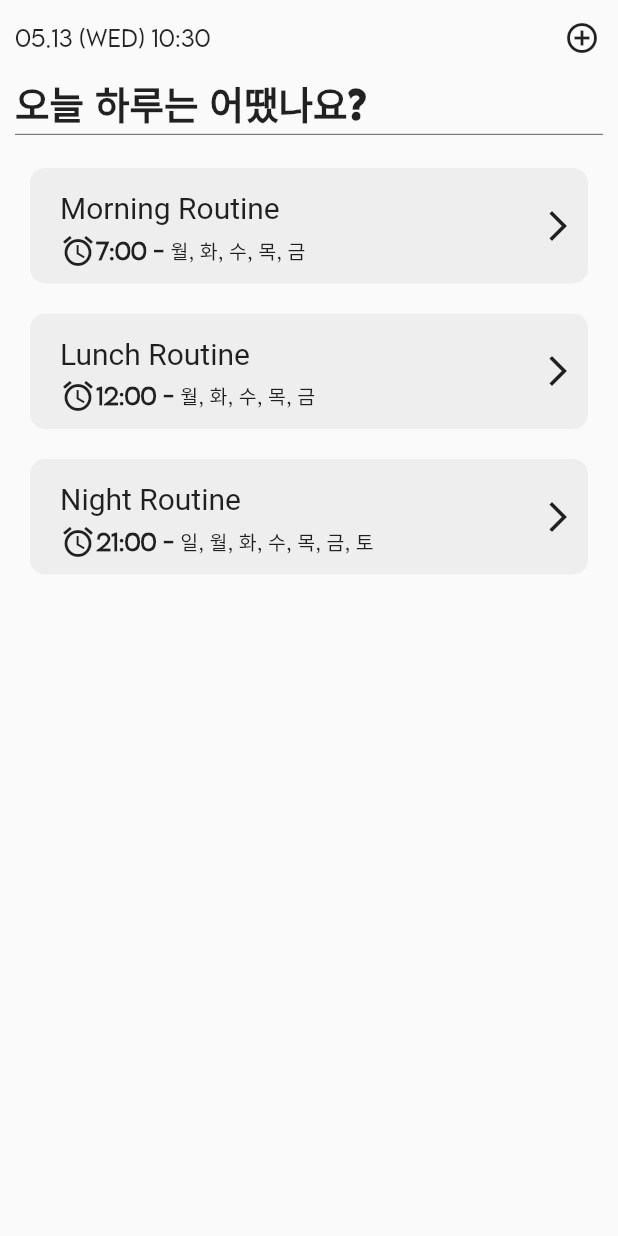
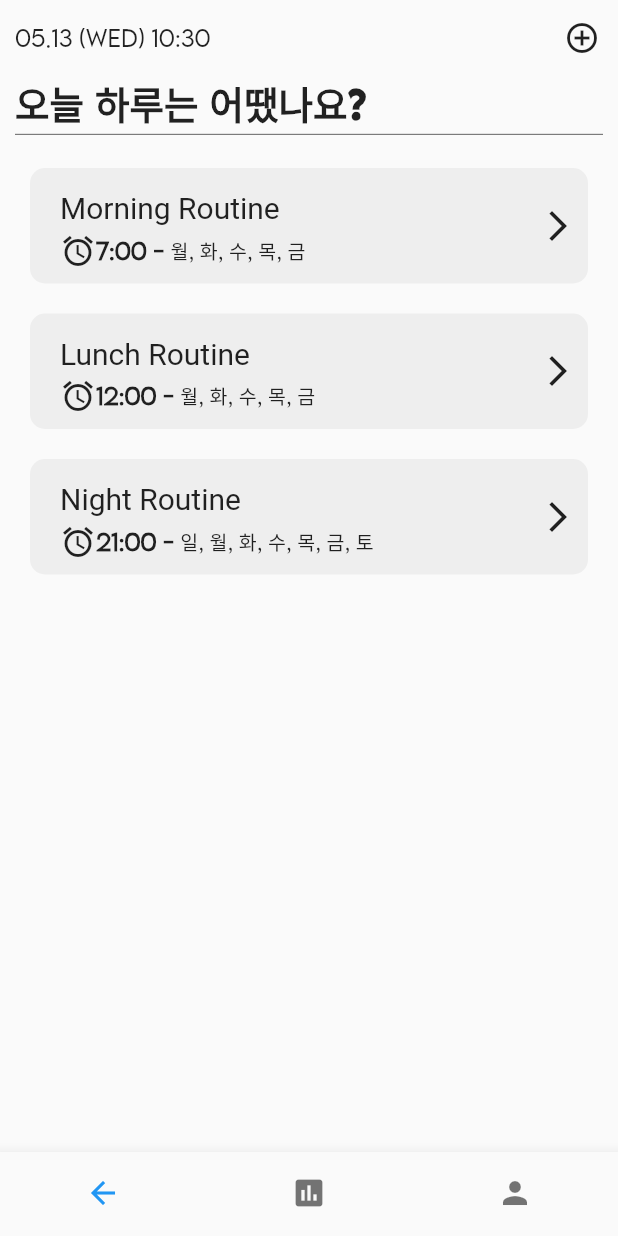
Before and after one commit to StrangeLee/RoutineApp, a Flutter app: the screen it shows after launch, after a tap on the "add circle outline" icon, after a tap on "취소", on a phone screen of 412 x 824 dp. Run offline on Flutter 3.47's test engine with Material 2 defaults, Android fonts, the phone set to English and light mode, and no system bars; our stand-ins replace animated_text_kit.

Commit message:
Add startRoutine.dart
루틴 시작(루틴 타이머 기능)을 추가하였고 뒤로가기 기능을 추가하는 중이다. (UI 업데이트 포함)

```diff
--- a/lib/add_routines.dart
+++ b/lib/add_routines.dart
@@ -23,11 +23,12 @@ class _AddPageState extends State<AddPage> {
 
   Future<Null> selectTime(BuildContext context) async {
     _picked = await showTimePicker(
-        context: context,
-        initialTime: TimeOfDay.now(),
+      context: context,
+      initialTime: TimeOfDay.now(),
     );
 
-    final MaterialLocalizations localizations = MaterialLocalizations.of(context);
+    final MaterialLocalizations localizations =
+        MaterialLocalizations.of(context);
 
     setState(() {
       if (_picked != null) {
@@ -176,9 +177,9 @@ class _AddPageState extends State<AddPage> {
                         height: 45.0,
                         child: RaisedButton(
                           onPressed: () {
-                            Navigator.of(context).pushReplacement(MaterialPageRoute(
-                                builder: (context) => ShowRoutines()
-                            ));
+                            Navigator.of(context).pushReplacement(
+                                MaterialPageRoute(
+                                    builder: (context) => ShowRoutines()));
                           },
                           elevation: 5.0,
                           color: Colors.white,
@@ -210,6 +211,28 @@ class _AddPageState extends State<AddPage> {
                   ),
                 ],
               ))),
+      bottomNavigationBar: BottomNavigationBar(
+        items: <BottomNavigationBarItem>[
+          BottomNavigationBarItem(
+            icon: Icon(
+              Icons.arrow_back,
+            ),
+          ),
+          BottomNavigationBarItem(
+            icon: Icon(
+              Icons.assessment,
+            ),
+          ),
+          BottomNavigationBarItem(
+            icon: Icon(
+              Icons.person,
+            ),
+          )
+        ],
+        onTap: (index) {
+
+        },
+      ),
     );
   }
 
@@ -274,9 +297,7 @@ class _AddPageState extends State<AddPage> {
       builder: (BuildContext context) {
         return AlertDialog(
           title: Text('알림'),
-          content: Text(
-            '이 설정대로 루틴을 만들겠습니까?'
-          ),
+          content: Text('이 설정대로 루틴을 만들겠습니까?'),
           actions: <Widget>[
             FlatButton(
               child: Text('취소'),
--- a/lib/show_routines.dart
+++ b/lib/show_routines.dart
@@ -48,7 +48,40 @@ class _ShowRoutinesState extends State<ShowRoutines> {
       debugPrint('name = $routineName, Alarm is $setAlarm on $alarmTime every ');
     }
 
-    return Scaffold(
+    return WillPopScope(
+      onWillPop: () async => false,
+      child: Scaffold(
+        bottomNavigationBar: BottomNavigationBar(
+            showUnselectedLabels: false,
+            showSelectedLabels: false,
+            items: <BottomNavigationBarItem>[
+              BottomNavigationBarItem(
+                icon: Icon(
+                  Icons.arrow_back,
+                ),
+                title: Text(
+                    'back'
+                ),
+              ),
+              BottomNavigationBarItem(
+                  icon: Icon(
+                    Icons.assessment,
+                  ),
+                  title: Text(
+                      'stat'
+                  )
+              ),
+              BottomNavigationBarItem(
+                  icon: Icon(
+                    Icons.person,
+                  ),
+                  title: Text(
+                      'setting'
+                  )
+              )
+            ],
+            onTap: null
+        ),
         body: SafeArea(
           child: Column(
             children: <Widget>[
@@ -118,7 +151,8 @@ class _ShowRoutinesState extends State<ShowRoutines> {
               )
             ],
           ),
-      )
+        ),
+      ),
     );
   }
 
@@ -177,7 +211,7 @@ class _ShowRoutinesState extends State<ShowRoutines> {
               onPressed: () {
                 Navigator.of(context).pushReplacement(MaterialPageRoute(
                   builder: (context) => DetailRoutine(
-                    title: title,
+                    routineName: title,
                     alarmTime: time,
                     dayList: days,
                   )
```
Also changed, not shown: lib/edit_detail_routine.dart (added, +21 -0 lines), lib/main.dart (+12 -0 lines), lib/show_detail_routines.dart (+37 -14 lines), lib/startRoutine.dart (added, +119 -0 lines). Lines whose indentation alone changed are shown as unchanged.
